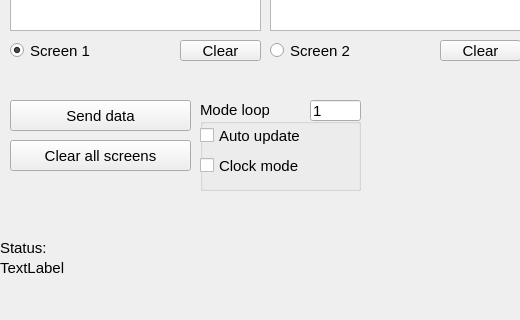
Above: main.ui from Taruu/-6205 before the change; both pictures show x 0 to 520 and y 280 to 600 of the 1120 by 600 pixel window. Below: the same form after it.
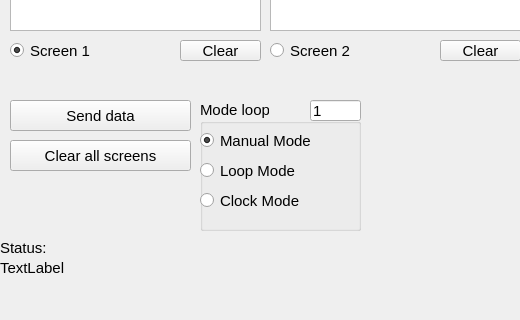
That is the form after the change. Icons and pictures are not drawn.

Commit message: radio button mode take

```diff
--- a/main.ui
+++ b/main.ui
@@ -341,38 +341,12 @@
       <x>200</x>
       <y>380</y>
       <width>161</width>
-      <height>91</height>
+      <height>131</height>
      </rect>
     </property>
     <property name="title">
      <string>Mode loop</string>
     </property>
-    <widget class="QCheckBox" name="AutoUpdate">
-     <property name="geometry">
-      <rect>
-       <x>0</x>
-       <y>20</y>
-       <width>171</width>
-       <height>31</height>
-      </rect>
-     </property>
-     <property name="text">
-      <string>Auto update</string>
-     </property>
-    </widget>
-    <widget class="QCheckBox" name="checkBoxClock">
-     <property name="geometry">
-      <rect>
-       <x>0</x>
-       <y>50</y>
-       <width>141</width>
-       <height>31</height>
-      </rect>
-     </property>
-     <property name="text">
-      <string>Clock mode</string>
-     </property>
-    </widget>
     <widget class="QLineEdit" name="SecondsAutoUpdate">
      <property name="geometry">
       <rect>
@@ -386,6 +360,48 @@
       <string>1</string>
      </property>
     </widget>
+    <widget class="QRadioButton" name="radioButtonManual">
+     <property name="geometry">
+      <rect>
+       <x>0</x>
+       <y>30</y>
+       <width>131</width>
+       <height>21</height>
+      </rect>
+     </property>
+     <property name="text">
+      <string>Manual Mode</string>
+     </property>
+     <property name="checked">
+      <bool>true</bool>
+     </property>
+    </widget>
+    <widget class="QRadioButton" name="radioButtonLoop">
+     <property name="geometry">
+      <rect>
+       <x>0</x>
+       <y>60</y>
+       <width>121</width>
+       <height>21</height>
+      </rect>
+     </property>
+     <property name="text">
+      <string>Loop Mode</string>
+     </property>
+    </widget>
+    <widget class="QRadioButton" name="radioButtonClock">
+     <property name="geometry">
+      <rect>
+       <x>0</x>
+       <y>90</y>
+       <width>121</width>
+       <height>21</height>
+      </rect>
+     </property>
+     <property name="text">
+      <string>Clock Mode</string>
+     </property>
+    </widget>
    </widget>
   </widget>
   <widget class="QMenuBar" name="menubar">
```
The commit also changes 5 other files.
